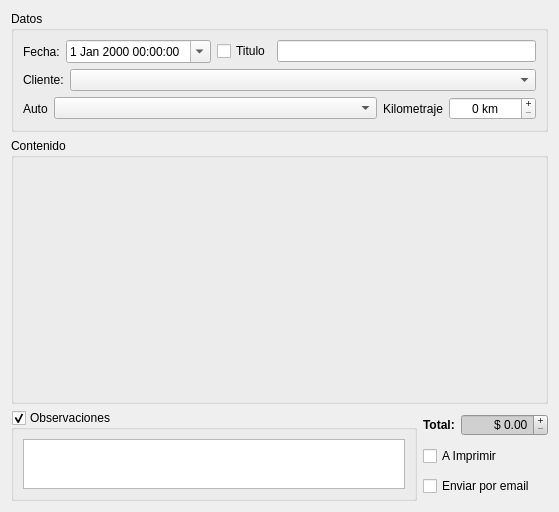
Above: trunk/plugins/presupuestador/FormNuevoPresupuestoBase.ui from chungote/gestotux before the change. Below: the same form after it.
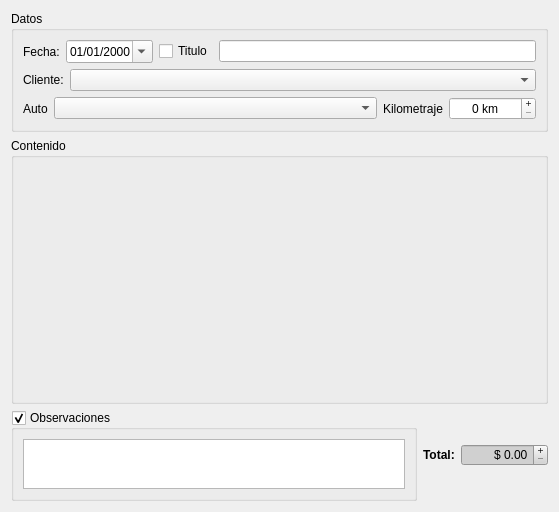
That is the form after the change.

What changed in the file:
```diff
--- a/trunk/plugins/presupuestador/FormNuevoPresupuestoBase.ui
+++ b/trunk/plugins/presupuestador/FormNuevoPresupuestoBase.ui
@@ -40,11 +40,17 @@
            </widget>
           </item>
           <item>
-           <widget class="QDateTimeEdit" name="DTFecha" >
-            <property name="currentSection" >
-             <enum>QDateTimeEdit::MinuteSection</enum>
+           <widget class="QDateTimeEdit" name="DTFecha">
+            <property name="alignment">
+             <set>Qt::AlignCenter</set>
             </property>
-            <property name="calendarPopup" >
+            <property name="currentSection">
+             <enum>QDateTimeEdit::DaySection</enum>
+            </property>
+            <property name="displayFormat">
+             <string>dd/MM/yyyy</string>
+            </property>
+            <property name="calendarPopup">
              <bool>true</bool>
             </property>
            </widget>
@@ -239,20 +245,6 @@
          </item>
         </layout>
        </item>
-       <item>
-        <widget class="QCheckBox" name="CkBImprimir" >
-         <property name="text" >
-          <string>A Imprimir</string>
-         </property>
-        </widget>
-       </item>
-       <item>
-        <widget class="QCheckBox" name="CkBEmail" >
-         <property name="text" >
-          <string>Enviar por email</string>
-         </property>
-        </widget>
-       </item>
       </layout>
      </item>
     </layout>
```
Left out of the diff: 162 changed lines with no effect on the pictures.
